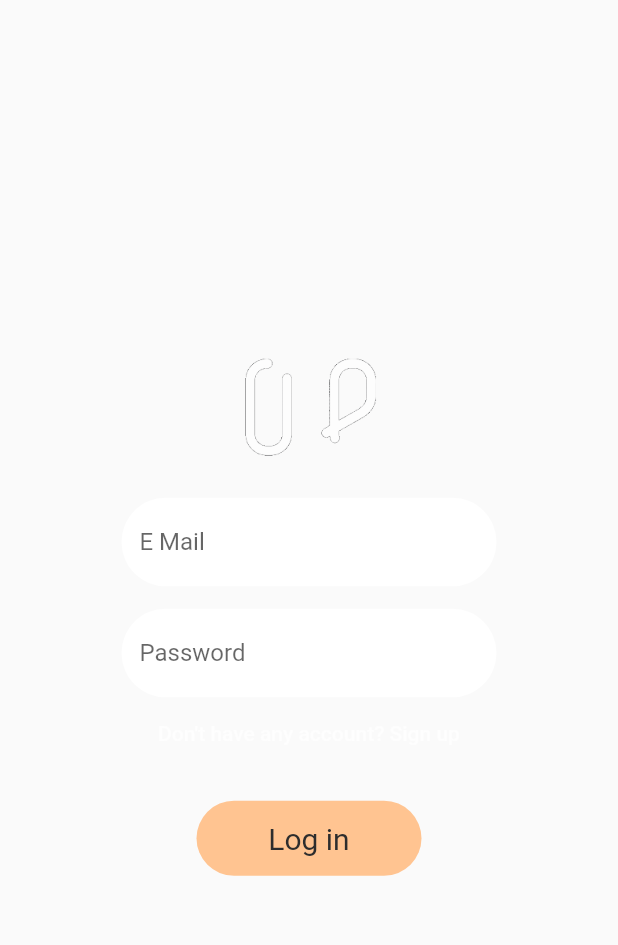
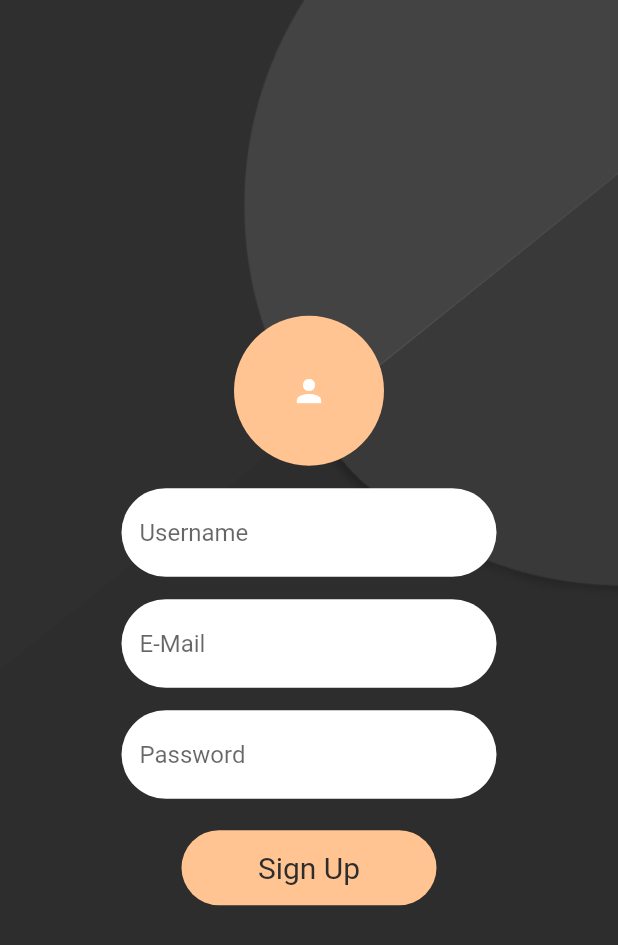
Before and after one commit to yey-R/video-browse, a Flutter app: the LoginInput widget shown alone on an empty page, opened directly, after a tap on "Don't have any account? Sign up", on a phone screen of 412 x 824 dp. Shown: the top 945 px of the screen. Run offline on Flutter 3.47's test engine with Material 2 defaults, Android fonts, the phone set to English and light mode, and no system bars; our stand-ins replace chewie, firebase_auth, firebase_core, firebase_database, firebase_storage, image_picker and 2 more; missing offline and left inert: video_thumbnail; accounts and stored records are empty; generated files the repository leaves out were written again.

Commit message:
Signing up feature added

```diff
--- /dev/null
+++ b/lib/screens/sign_up_screen.dart
@@ -0,0 +1,199 @@
+import 'dart:io';
+import 'package:firebase_auth/firebase_auth.dart';
+import 'package:flutter/material.dart';
+import 'package:video_browse/services/create_user.dart';
+import 'package:video_browse/utilities/constants.dart';
+import 'package:video_browse/widgets/action_button.dart';
+
+class SignUpScreen extends StatefulWidget {
+  const SignUpScreen({Key? key}) : super(key: key);
+
+  @override
+  State<SignUpScreen> createState() => _SignUpScreenState();
+}
+
+class _SignUpScreenState extends State<SignUpScreen> {
+  dynamic email;
+  dynamic password;
+  dynamic username;
+  dynamic profilePic;
+  bool validEmail = true;
+  bool validPassword = true;
+  bool validUsername = true;
+  dynamic register;
+
+  @override
+  void initState() {
+    super.initState();
+    register = CreateUser(
+      fun: showError,
+    );
+  }
+
+  void showError(String credential) {
+    setState(() {
+      validEmail = validPassword = validUsername = true;
+      if (credential == "email") {
+        validEmail = false;
+      } else if (credential == "password") {
+        validPassword = false;
+      } else if (credential == "username") {
+        validUsername = false;
+      }
+    });
+  }
+
+  void createUser() async {
+    if (!register.checkCredentials(email, username, password)) return;
+    try {
+      await register.createUser();
+      Navigator.pop(context);
+    } on FirebaseAuthException catch (e) {
+      if (e.code == 'email-already-in-use') {
+        showError("email");
+      }
+    } on Exception {
+      showError("username");
+    }
+  }
+
+  @override
+  Widget build(BuildContext context) {
+    return Scaffold(
+      resizeToAvoidBottomInset: false,
+      body: Stack(
+        children: [
+          Container(
+            decoration: const BoxDecoration(
+              image: DecorationImage(
+                image: AssetImage(
+                  "assets/background.jpg",
+                ),
+                fit: BoxFit.cover,
+              ),
+            ),
+          ),
+          SizedBox(
+            width: double.infinity,
+            child: Column(
+              mainAxisAlignment: MainAxisAlignment.center,
+              crossAxisAlignment: CrossAxisAlignment.center,
+              children: [
+                GestureDetector(
+                  child: CircleAvatar(
+                    child: profilePic == null
+                        ? const Icon(
+                            Icons.person,
+                            color: Colors.white,
+                          )
+                        : null,
+                    backgroundColor: kColorActive,
+                    radius: 50,
+                    backgroundImage: profilePic,
+                  ),
+                  onTap: () async {
+                    dynamic pic = await register.pickProfilePicture();
+                    if (pic != null) {
+                      setState(() {
+                        profilePic = FileImage(File(pic));
+                      });
+                    }
+                  },
+                ),
+                const SizedBox(
+                  height: 15.0,
+                ),
+                SizedBox(
+                  width: 250.0,
+                  child: TextField(
+                    onChanged: ((value) => username = value),
+                    cursorColor: Colors.black,
+                    style: const TextStyle(color: kColorPrimary),
+                    decoration: InputDecoration(
+                      hintText: "Username",
+                      filled: true,
+                      fillColor: Colors.white,
+                      border: OutlineInputBorder(
+                        borderSide: BorderSide.none,
+                        borderRadius: BorderRadius.circular(50),
+                      ),
+                    ),
+                  ),
+                ),
+                const SizedBox(
+                  height: 15.0,
+                ),
+                SizedBox(
+                  width: 250.0,
+                  child: TextField(
+                    onChanged: ((value) => email = value),
+                    cursorColor: Colors.black,
+                    style: const TextStyle(color: kColorPrimary),
+                    decoration: InputDecoration(
+                      hintText: "E-Mail",
+                      filled: true,
+                      fillColor: Colors.white,
+                      border: OutlineInputBorder(
+                        borderSide: BorderSide.none,
+                        borderRadius: BorderRadius.circular(50),
+                      ),
+                    ),
+                  ),
+                ),
+                const SizedBox(
+                  height: 15.0,
+                ),
+                SizedBox(
+                  width: 250.0,
+                  child: TextField(
+                    obscureText: true,
+                    onChanged: ((value) => password = value),
+                    cursorColor: Colors.black,
+                    style: const TextStyle(color: kColorPrimary),
+                    decoration: InputDecoration(
+                      hintText: "Password",
+                      filled: true,
+                      fillColor: Colors.white,
+                      border: OutlineInputBorder(
+                        borderSide: BorderSide.none,
+                        borderRadius: BorderRadius.circular(50),
+                      ),
+                    ),
+                  ),
+                ),
+                const SizedBox(
+                  height: 15.0,
+                ),
+                ActionButton(
+                  buttonText: "Sign Up",
+                  routerPage: null,
+                  replace: false,
+                  width: 170,
+                  fun: createUser,
+                ),
+                validEmail
+                    ? const SizedBox.shrink()
+                    : const Text(
+                        invalidEmail,
+                        style: TextStyle(color: kColorOwnerText),
+                      ),
+                validPassword
+                    ? const SizedBox.shrink()
+                    : const Text(
+                        invalidPassword,
+                        style: TextStyle(color: kColorOwnerText),
+                      ),
+                validUsername
+                    ? const SizedBox.shrink()
+                    : const Text(
+                        invalidUsername,
+                        style: TextStyle(color: kColorOwnerText),
+                      ),
+              ],
+            ),
+          ),
+        ],
+      ),
+    );
+  }
+}
--- a/lib/services/create_user.dart
+++ b/lib/services/create_user.dart
@@ -1,18 +1,107 @@
+import 'dart:io';
+
 import 'package:firebase_auth/firebase_auth.dart';
+import 'package:firebase_database/firebase_database.dart';
+import 'package:firebase_storage/firebase_storage.dart';
+import 'package:image_picker/image_picker.dart';
 
 class CreateUser {
-  final String _email;
-  final String _password;
-  CreateUser(this._email, this._password);
+  static final validChars = RegExp(r'^[a-zA-Z0-9]+$');
+  static final emailValidChars = RegExp(
+      r"^[a-zA-Z0-9.a-zA-Z0-9.!#$%&'*+-/=?^_`{|}~]+@[a-zA-Z0-9]+\.[a-zA-Z]+");
+  final ImagePicker _picker = ImagePicker();
+  final Reference _storageRef = FirebaseStorage.instance.ref();
+  final FirebaseDatabase _dbInstance = FirebaseDatabase.instance;
+  final Function fun;
+  dynamic _dbRef;
+  dynamic _profilePic;
+  dynamic _pickedFile;
+  dynamic _credential;
+  dynamic _filePath;
+  dynamic username;
+  dynamic email;
+  dynamic password;
 
-  void createUser() async {
+  CreateUser({
+    required this.fun,
+  });
+
+  bool checkCredentials(email, username, password) {
+    this.email = email;
+    this.username = username;
+    this.password = password;
+
+    if (email == null || !emailValidChars.hasMatch(email)) {
+      fun("email");
+      return false;
+    } else if (password == null ||
+        password.length < 5 ||
+        !validChars.hasMatch(password)) {
+      fun("password");
+      return false;
+    } else if (username == null ||
+        !validChars.hasMatch(username) ||
+        username.length < 3) {
+      fun("username");
+      return false;
+    }
+    return true;
+  }
+
+  Future<void> createUser() async {
+    _dbRef = await _dbInstance.ref("users").get();
+
+    // Check if the same username exists
+    for (String key in _dbRef.value.keys) {
+      if (_dbRef.value[key]['username'] == username) {
+        throw Exception("username-exists");
+      }
+    }
+
+    // Register the email and password
+    _credential = await FirebaseAuth.instance.createUserWithEmailAndPassword(
+      email: email,
+      password: password,
+    );
+
+    // Sign in with credentials
+    await FirebaseAuth.instance
+        .signInWithEmailAndPassword(email: email, password: password);
+
+    //Upload profile picture and write meta-data
+    // Metadata = {"username": username, "profilePic": picLink}
+    if (_filePath != null) await uploadProfilePicture();
+    await writeMetadata(username);
+    // ignore: empty_catches
+  }
+
+  Future<String> pickProfilePicture() async {
     try {
-      final credential =
-          await FirebaseAuth.instance.createUserWithEmailAndPassword(
-        email: _email,
-        password: _password,
-      );
+      _pickedFile = await _picker.pickImage(source: ImageSource.gallery);
+      _filePath = _pickedFile.path;
+    } catch (e) {
+      return "";
+    }
+    return _filePath;
+  }
+
+  Future<void> writeMetadata(String username) async {
+    _dbRef = _dbInstance.ref("users/${_credential.user.uid}");
+    await _dbRef.set(
+      {
+        "username": username,
+        "profilePic": _profilePic ?? "",
+      },
+    );
+  }
+
+  Future<void> uploadProfilePicture() async {
+    final ref = _storageRef.child("users/${_credential.user.uid}");
+    File file = File(_filePath);
+    try {
+      await ref.putFile(file);
       // ignore: empty_catches
-    } on FirebaseAuthException {}
+    } on FirebaseException {}
+    _profilePic = await ref.getDownloadURL();
   }
 }
--- a/lib/widgets/login/login_input.dart
+++ b/lib/widgets/login/login_input.dart
@@ -1,5 +1,6 @@
 import 'package:flutter/material.dart';
 import 'package:video_browse/screens/loading_screen.dart';
+import 'package:video_browse/screens/sign_up_screen.dart';
 import 'package:video_browse/utilities/constants.dart';
 import 'package:video_browse/widgets/action_button.dart';
 
@@ -75,7 +76,12 @@ class LoginInput extends StatelessWidget {
             ),
           ),
           TextButton(
-            onPressed: () {},
+            onPressed: () {
+              Navigator.push(
+                context,
+                MaterialPageRoute(builder: (context) => const SignUpScreen()),
+              );
+            },
             child: const Text(
               "Don't have any account? Sign up",
               style: TextStyle(
```
